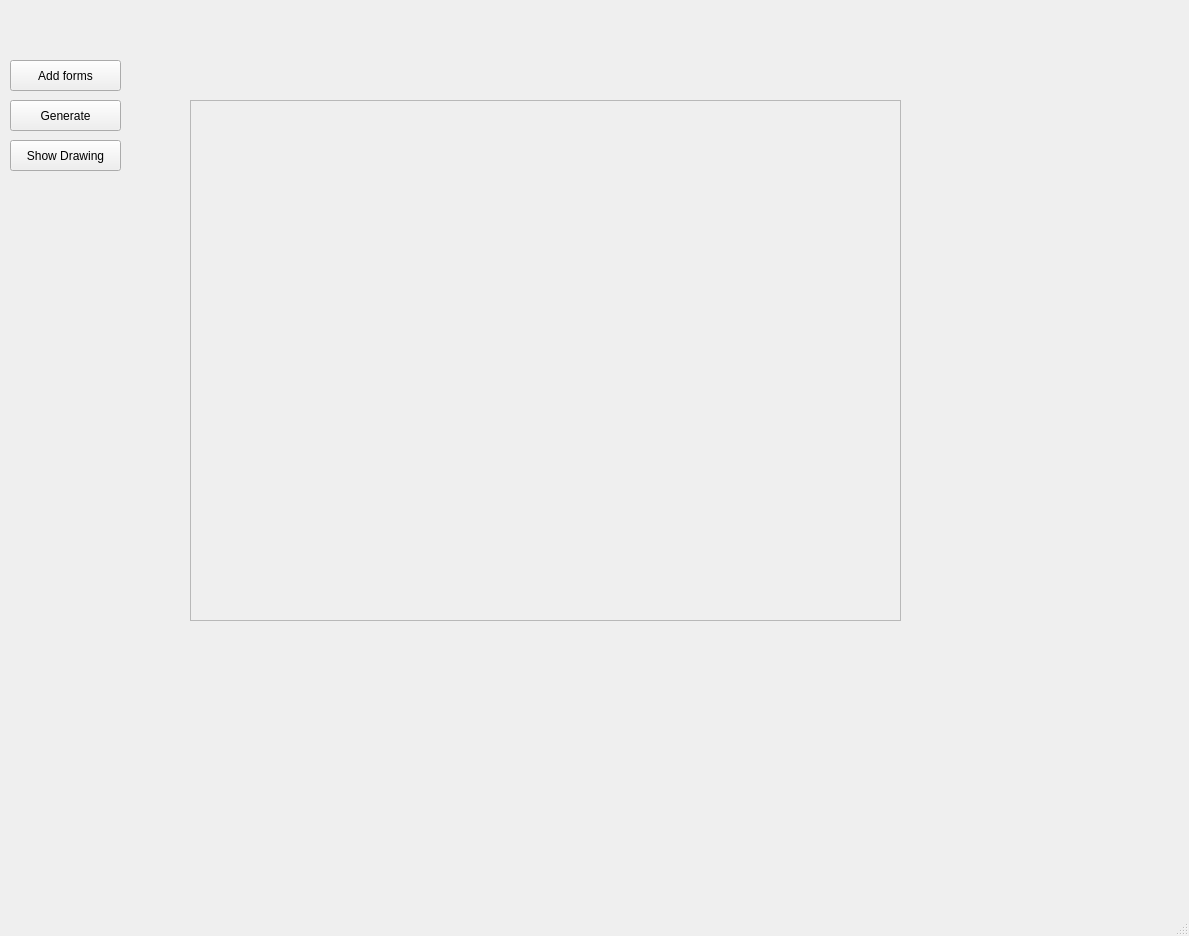
First picture: the form in Qt_connect/Connect_OS_GUI/mainwindow.ui, repository SafaeOuajih/CProjects, before the edit.
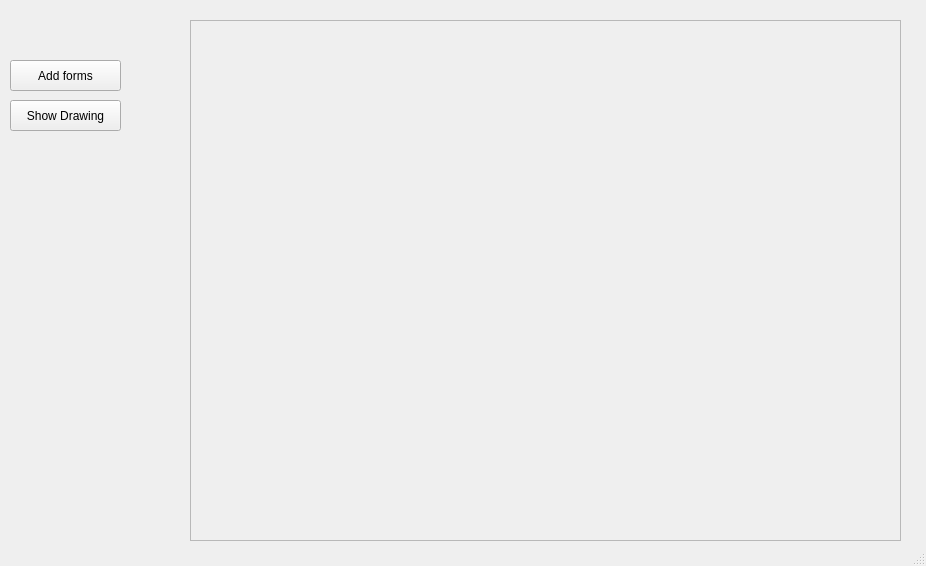
Second picture: the form after the edit.

What changed in the file:
```diff
--- a/Qt_connect/Connect_OS_GUI/mainwindow.ui
+++ b/Qt_connect/Connect_OS_GUI/mainwindow.ui
@@ -6,8 +6,8 @@
    <rect>
     <x>0</x>
     <y>0</y>
-    <width>1189</width>
-    <height>936</height>
+    <width>926</width>
+    <height>566</height>
    </rect>
   </property>
   <property name="windowTitle">
@@ -18,7 +18,7 @@
     <property name="geometry">
      <rect>
       <x>10</x>
-      <y>140</y>
+      <y>100</y>
       <width>111</width>
       <height>31</height>
      </rect>
@@ -31,7 +31,7 @@
     <property name="geometry">
      <rect>
       <x>190</x>
-      <y>100</y>
+      <y>20</y>
       <width>711</width>
       <height>521</height>
      </rect>
@@ -50,19 +50,6 @@
      </property>
     </widget>
    </widget>
-   <widget class="QPushButton" name="pushButton_2">
-    <property name="geometry">
-     <rect>
-      <x>10</x>
-      <y>100</y>
-      <width>111</width>
-      <height>31</height>
-     </rect>
-    </property>
-    <property name="text">
-     <string>Generate</string>
-    </property>
-   </widget>
    <widget class="QLabel" name="label">
     <property name="geometry">
      <rect>
```
